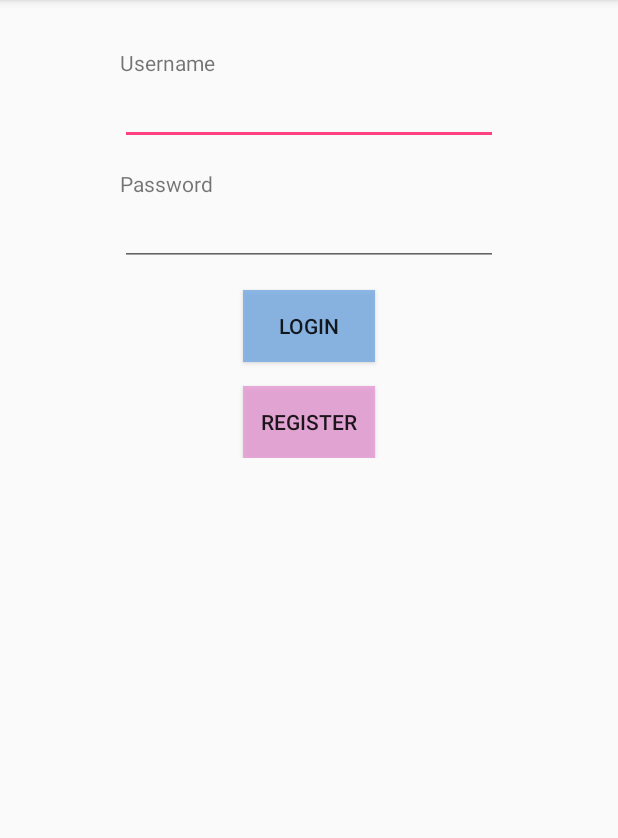
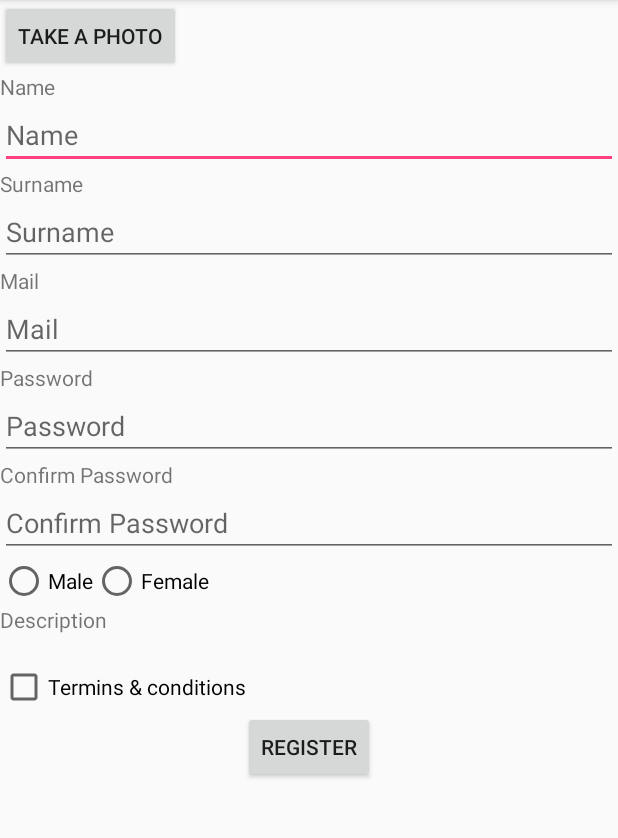
Before and after one commit to llmasdeu/PPROG2-P_Final, an Android app: the screen it shows after launch (MainActivity before the commit, RegisterActivity after it), after a tap on "REGISTER", on a phone screen of 412 x 824 dp, the part 84-922 px from its top. Run offline under Robolectric (Android 15) with nearby library versions, the light colour scheme and no system bars.

Commit message:
Register activity
Actividad registro agregada

```diff
--- a/PPROG2-P_Final/app/src/main/AndroidManifest.xml
+++ b/PPROG2-P_Final/app/src/main/AndroidManifest.xml
@@ -16,6 +16,7 @@
                 <category android:name="android.intent.category.LAUNCHER" />
             </intent-filter>
         </activity>
+        <activity android:name=".RegisterActivity"></activity>
     </application>
 
 </manifest>
--- a/PPROG2-P_Final/app/src/main/java/com/example/lluismasdeu/pprog2_p_final/MainActivity.java
+++ b/PPROG2-P_Final/app/src/main/java/com/example/lluismasdeu/pprog2_p_final/MainActivity.java
@@ -1,5 +1,6 @@
 package com.example.lluismasdeu.pprog2_p_final;
 
+import android.content.Intent;
 import android.support.v7.app.AppCompatActivity;
 import android.os.Bundle;
 import android.view.View;
@@ -24,6 +25,8 @@ public class MainActivity extends AppCompatActivity {
     }
 
     public void onRegisterButtonClick(View view) {
-        // TODO
+        // Intent RegisterActivity
+        Intent intent = new Intent(this, RegisterActivity.class);
+        startActivity(intent);
     }
 }
--- /dev/null
+++ b/PPROG2-P_Final/app/src/main/java/com/example/lluismasdeu/pprog2_p_final/RegisterActivity.java
@@ -0,0 +1,31 @@
+package com.example.lluismasdeu.pprog2_p_final;
+
+import android.content.Intent;
+import android.support.v7.app.AppCompatActivity;
+import android.os.Bundle;
+import android.view.View;
+import android.widget.CheckBox;
+import android.widget.EditText;
+import android.widget.ImageView;
+import android.widget.RadioButton;
+
+public class RegisterActivity extends AppCompatActivity {
+    private EditText name;
+    private EditText surname;
+    private ImageView image;
+    private EditText mail;
+    private EditText password;
+    private EditText repeatPassword;
+    private RadioButton male;
+    private RadioButton female;
+    private CheckBox termins;
+
+    @Override
+    protected void onCreate(Bundle savedInstanceState) {
+        super.onCreate(savedInstanceState);
+        setContentView(R.layout.activity_register);
+    }
+    public void RegisteronClick(View view) {
+
+    }
+}
--- /dev/null
+++ b/PPROG2-P_Final/app/src/main/res/layout/activity_register.xml
@@ -0,0 +1,138 @@
+<?xml version="1.0" encoding="utf-8"?>
+
+<!-- Layout de la actividad registro de la aplicación -->
+<ScrollView
+    xmlns:android="http://schemas.android.com/apk/res/android"
+    xmlns:tools="http://schemas.android.com/tools"
+    android:layout_width="match_parent"
+    android:layout_height="match_parent"
+    tools:context="com.example.lluismasdeu.pprog2_p_final.RegisterActivity"
+    android:orientation="vertical">
+
+    <RelativeLayout
+        android:layout_width="wrap_content"
+        android:layout_height="wrap_content">
+
+        <LinearLayout
+            android:layout_width="wrap_content"
+            android:layout_height="wrap_content"
+            android:orientation="horizontal"
+            android:id="@+id/Layout_photo">
+            <!-- Imagen del usuario -->
+            <ImageView
+                android:layout_width="wrap_content"
+                android:layout_height="wrap_content"
+                />
+            <!-- Boton para subir imagen -->
+            <Button
+                android:layout_width="wrap_content"
+                android:layout_height="wrap_content"
+                android:id="@+id/ButtonPhoto"
+                android:text="Take a photo"/>
+
+        </LinearLayout>
+        <LinearLayout
+            android:layout_width="match_parent"
+            android:layout_height="wrap_content"
+            android:orientation="vertical"
+            android:layout_below="@id/Layout_photo"
+            android:id="@+id/linearLayout">
+            <!-- Nombre de usuario -->
+            <TextView
+                android:layout_width="wrap_content"
+                android:layout_height="wrap_content"
+                android:id="@+id/Name"
+                android:text="@string/name"/>
+            <EditText
+                android:layout_width="match_parent"
+                android:layout_height="wrap_content"
+                android:id="@+id/EditText_name"
+                android:hint="@string/name"/>
+            <!-- Apellido de usuario -->
+            <TextView
+                android:layout_width="wrap_content"
+                android:layout_height="wrap_content"
+                android:id="@+id/Surname"
+                android:text="@string/surname" />
+            <EditText
+                android:layout_width="match_parent"
+                android:layout_height="wrap_content"
+                android:hint="@string/surname"
+                android:id="@+id/EditText_surname"/>
+            <!-- Mail de usuario -->
+            <TextView
+                android:layout_width="wrap_content"
+                android:layout_height="wrap_content"
+                android:id="@+id/Mail"
+                android:text="@string/mail"/>
+            <EditText
+                android:layout_width="match_parent"
+                android:layout_height="wrap_content"
+                android:hint="@string/mail"
+                android:id="@+id/EditText_mail"
+                android:inputType="textEmailAddress"/>
+            <!-- Password de usuario -->
+            <TextView
+                android:layout_width="wrap_content"
+                android:layout_height="wrap_content"
+                android:text="@string/password"
+                android:id="@+id/Password"/>
+            <EditText
+                android:layout_width="match_parent"
+                android:layout_height="wrap_content"
+                android:hint="@string/password"
+                android:id="@+id/EditText_password"
+                android:inputType="textPassword"/>
+            <!-- Repetir password de usuario -->
+            <TextView
+                android:layout_width="wrap_content"
+                android:layout_height="wrap_content"
+                android:id="@+id/ConfirmPassword"
+                android:text="@string/confirm_password"/>
+            <EditText
+                android:layout_width="match_parent"
+                android:layout_height="wrap_content"
+                android:hint="@string/confirm_password"
+                android:id="@+id/EditText_confirmPassword"
+                android:inputType="textPassword"/>
+            <!-- Sexo de usuario -->
+            <RadioGroup
+                android:layout_width="wrap_content"
+                android:layout_height="wrap_content"
+                android:orientation="horizontal">
+                <RadioButton
+                    android:layout_width="wrap_content"
+                    android:layout_height="wrap_content"
+                    android:text="@string/male"/>
+                <RadioButton
+                    android:layout_width="wrap_content"
+                    android:layout_height="wrap_content"
+                    android:text="@string/female"/>
+            </RadioGroup>
+            <!-- Descipcion (no se que va) -->
+            <TextView
+                android:layout_width="wrap_content"
+                android:layout_height="wrap_content"
+                android:id="@+id/Description"
+                android:text="@string/description"/>
+            <TextView
+                android:layout_width="wrap_content"
+                android:layout_height="wrap_content" />
+            <!-- Terminos y condiciones-->
+            <CheckBox
+                android:layout_width="wrap_content"
+                android:layout_height="wrap_content"
+                android:text="@string/termins"/>
+            <!-- Boton para registrar -->
+            <Button
+                android:layout_width="wrap_content"
+                android:layout_height="wrap_content"
+                android:text="@string/register"
+                android:id="@+id/Button_register"
+                android:onClick="RegisteronClick"
+                android:layout_gravity="center_horizontal"/>
+
+
+        </LinearLayout>
+    </RelativeLayout>
+</ScrollView>
--- a/PPROG2-P_Final/app/src/main/res/values/strings.xml
+++ b/PPROG2-P_Final/app/src/main/res/values/strings.xml
@@ -5,4 +5,12 @@
     <string name="password">Password</string>
     <string name="login">Login</string>
     <string name="register">Register</string>
+    <string name="name">Name</string>
+    <string name="surname">Surname</string>
+    <string name="mail">Mail</string>
+    <string name="confirm_password">Confirm Password</string>
+    <string name="male">Male</string>
+    <string name="female">Female</string>
+    <string name="description">Description</string>
+    <string name="termins">Termins &amp; conditions</string>
 </resources>
```
